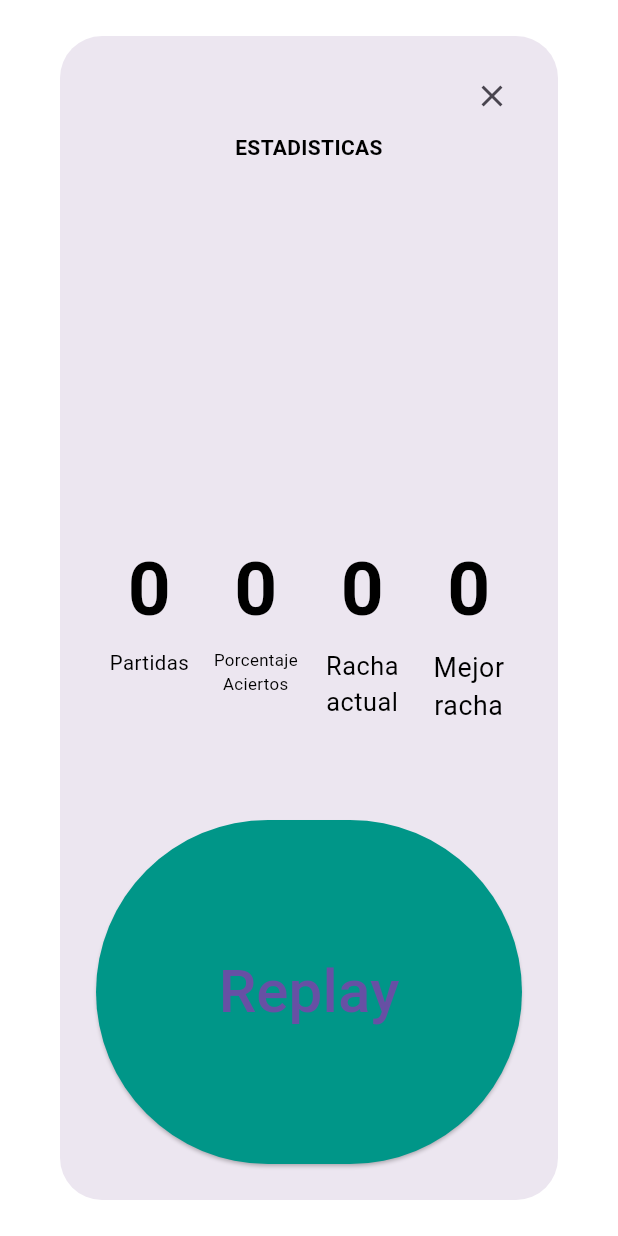
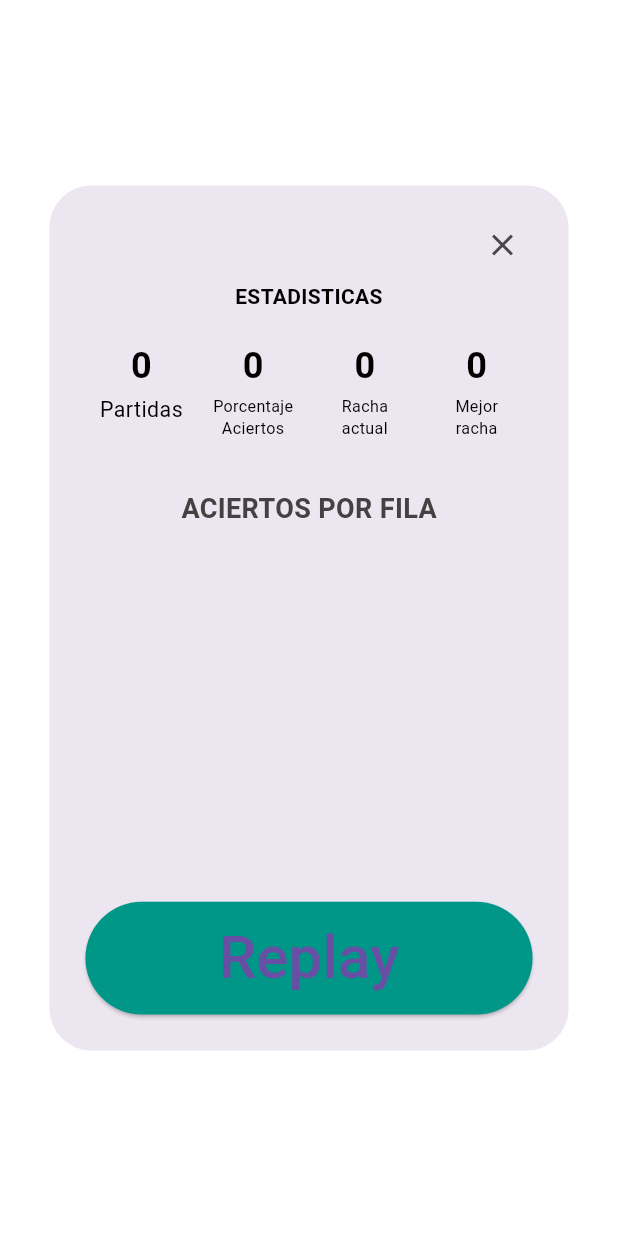
Before and after one commit to LucasWiggie/Prac2-DADM, a Flutter app: the StatsBox widget shown alone on an empty page, opened directly, on a phone screen of 412 x 824 dp. Run offline on Flutter 3.47's test engine with Material 3 defaults, Android fonts, the phone set to English and light mode, and no system bars; our stand-ins replace charts_flutter, shared_preferences; accounts and stored records are empty.

Commit message:
Gráfica de aciertos por fila

```diff
--- a/lib/components/stats_box.dart
+++ b/lib/components/stats_box.dart
@@ -2,8 +2,12 @@ import 'package:flutter/material.dart';
 import 'package:prac2_dadm_grupo_d/components/stats_tile.dart';
 import 'package:prac2_dadm_grupo_d/constants/answer_stages.dart';
 import 'package:prac2_dadm_grupo_d/data/keys_map.dart';
-
+import "package:charts_flutter/flutter.dart" as charts;
+import 'package:prac2_dadm_grupo_d/providers/theme_provider.dart';
+import 'package:prac2_dadm_grupo_d/utils/chart_series.dart';
+import 'package:provider/provider.dart';
 import '../main.dart';
+import '../models/chart_model.dart';
 import '../stats_calculator.dart';
 
 class StatsBox extends StatelessWidget {
@@ -11,7 +15,9 @@ class StatsBox extends StatelessWidget {
 
   @override
   Widget build(BuildContext context) {
+    final size=MediaQuery.of(context).size;
     return AlertDialog(
+      insetPadding: EdgeInsets.fromLTRB(size.width*0.08, size.height*0.15, size.width*0.08, size.height*0.15),
       content: Column(
         crossAxisAlignment: CrossAxisAlignment.stretch,
         children: [
@@ -24,6 +30,7 @@ class StatsBox extends StatelessWidget {
           Expanded(child: Text('ESTADISTICAS', textAlign: TextAlign.center,)),
           //muestra de datos
           Expanded(
+            flex: 2,
             child: FutureBuilder(
               future: getStats(),
               builder: (context, snapshot) { //acceder a los dtos por la snapshot
@@ -43,7 +50,71 @@ class StatsBox extends StatelessWidget {
               },
             ), //fila para los datos
           ),
-          Expanded(child:
+          Expanded( //crecaion de la gráfica
+            flex: 8,
+            child: Padding(
+              padding: const EdgeInsets.fromLTRB(12, 16, 12, 16),
+              child: FutureBuilder(
+                  future: getSeries(),
+                  builder: (context, snapshot) {
+                    final List<charts.Series<ChartModel,String>> series;//lista de series
+                    if(snapshot.hasData){//comprobar si future devuelve info
+                      series = snapshot.data as List<charts.Series<ChartModel,String>>;
+                      return Consumer<ThemeProvider>(
+                        builder: (_,notifier, __) {
+                          var color;
+                          if(notifier.isDark){ //titulo en blanco si modo oscuro
+                            color = charts.MaterialPalette.white;
+                          }else{ //si no en negro
+                            color = charts.MaterialPalette.black;
+                          }
+                          return charts.BarChart(
+                          series,
+                          vertical: false,
+                          animate: false,
+                          domainAxis: charts.OrdinalAxisSpec(
+                            renderSpec: charts.SmallTickRendererSpec(
+                              lineStyle: charts.LineStyleSpec(
+                                color: charts.MaterialPalette.transparent, //quitar linea lateral
+                              ),
+                              labelStyle: charts.TextStyleSpec(
+                                fontSize: 16, //tamaño numeros laterales
+                                color: color,
+                              )
+                            ),
+                          ),
+                          primaryMeasureAxis: const charts.NumericAxisSpec(
+                            renderSpec: charts.GridlineRendererSpec(
+                              lineStyle: charts.LineStyleSpec(
+                                color: charts.MaterialPalette.transparent, //quitar lineas interiores
+                              ),
+                              labelStyle: charts.TextStyleSpec(
+                                color: charts.MaterialPalette.transparent, //quitar numeración inferior
+                              )
+                            )
+                          ),
+                          barRendererDecorator: charts.BarLabelDecorator(
+                            labelAnchor: charts.BarLabelAnchor.end, //poner la puntuación de cada barra al final de estas
+                            outsideLabelStyleSpec: charts.TextStyleSpec(
+                              color:color,
+                            )
+                          ),
+                          behaviors: [
+                            charts.ChartTitle("ACIERTOS POR FILA")
+                          ],
+                        );
+                        },
+                      );//devolver la barra de grafica con series
+                    }else{
+                      return SizedBox(); //si no hay datos
+                    }
+
+                  }),
+            ),
+          ),
+          Expanded(
+              flex: 2,
+              child:
           ElevatedButton( //botón para volver a jugar
               style: ElevatedButton.styleFrom( //cambiar estilo del boton
                 primary: Colors.teal,
--- /dev/null
+++ b/lib/models/chart_model.dart
@@ -0,0 +1,8 @@
+class ChartModel{
+
+  final int score; //cuantas veces se ha acertado en esa fila
+  bool actualGame; //cambiar el color de la barra actual
+
+  ChartModel({required this.actualGame, required this.score}); //constructor
+
+}
--- a/lib/providers/controller.dart
+++ b/lib/providers/controller.dart
@@ -1,6 +1,7 @@
 import 'package:flutter/cupertino.dart';
 import 'package:prac2_dadm_grupo_d/constants/answer_stages.dart';
 import 'package:prac2_dadm_grupo_d/data/keys_map.dart';
+import 'package:prac2_dadm_grupo_d/utils/calculate_chart_stats.dart';
 
 import '../models/tile_model.dart';
 import '../stats_calculator.dart';
@@ -111,7 +112,10 @@ class Controller extends ChangeNotifier {
       gameCompleted = true; //juego termina si pierde
     }
     if(gameCompleted){
-      statsCalculator(gameWon: gameWon);
+      statsCalculator(gameWon: gameWon); //calculamos estadisticas
+      if(gameWon) {
+        setChartStats(actualRow: currentRow); //estadisticas para la gráfica
+      }
     }
     notifyListeners();
   }
--- /dev/null
+++ b/lib/utils/chart_series.dart
@@ -0,0 +1,40 @@
+import "package:charts_flutter/flutter.dart" as charts ;
+import "package:shared_preferences/shared_preferences.dart";
+
+import "../models/chart_model.dart";
+
+Future<List<charts.Series<ChartModel, String>>> getSeries() async { //lista para rellenar el gráfico
+
+  List<ChartModel> data =[];
+  final prefs = await SharedPreferences.getInstance();
+  final row = await prefs.getInt("row");
+  final stats = await prefs.getStringList("chart"); //coger los datos de las gráficas
+  if(stats != null){ //si hay datos, rellenar la lista de chartModel
+    for(var e in stats){
+      data.add(ChartModel(actualGame: false, score: int.parse(e))); //contiene los datos de cada barra por fila
+    }
+  }
+  if(row != null){
+    data[row-1].actualGame = true; //coloreamos la fila en la que se acaba de acertar
+  }
+
+  return [ //devolvemos lista de Series para rellenar el gráfico
+    charts.Series<ChartModel,String>(
+      id:"Stats",
+      data: data,
+      domainFn: (model,index){//input de la gráfica
+        int i = index! +1; //son seis filas = seis barras
+        return i.toString();
+      },
+      measureFn: (model,index)=> model.score, //output (puntuación de la fila)
+      colorFn: (model, index){
+        if(model.actualGame){//si esta fila es la actual se pinta de verde
+          return charts.MaterialPalette.green.shadeDefault;
+        }else{ // si no gris
+          return charts.MaterialPalette.gray.shadeDefault;
+        }
+      },
+      labelAccessorFn: (model,index)=> model.score.toString(), //poner los datos de cada barra
+    ),
+  ];
+}
--- a/pubspec.yaml
+++ b/pubspec.yaml
@@ -38,6 +38,7 @@ dependencies:
   cupertino_icons: ^1.0.2
   provider: ^6.1.1
   shared_preferences: ^2.2.2
+  charts_flutter: ^0.12.0
 
 dev_dependencies:
   flutter_test:
```
Also changed, not shown: lib/pages/settings.dart (+8 -2 lines), lib/utils/calculate_chart_stats.dart (added, +42 -0 lines), pubspec.lock.
